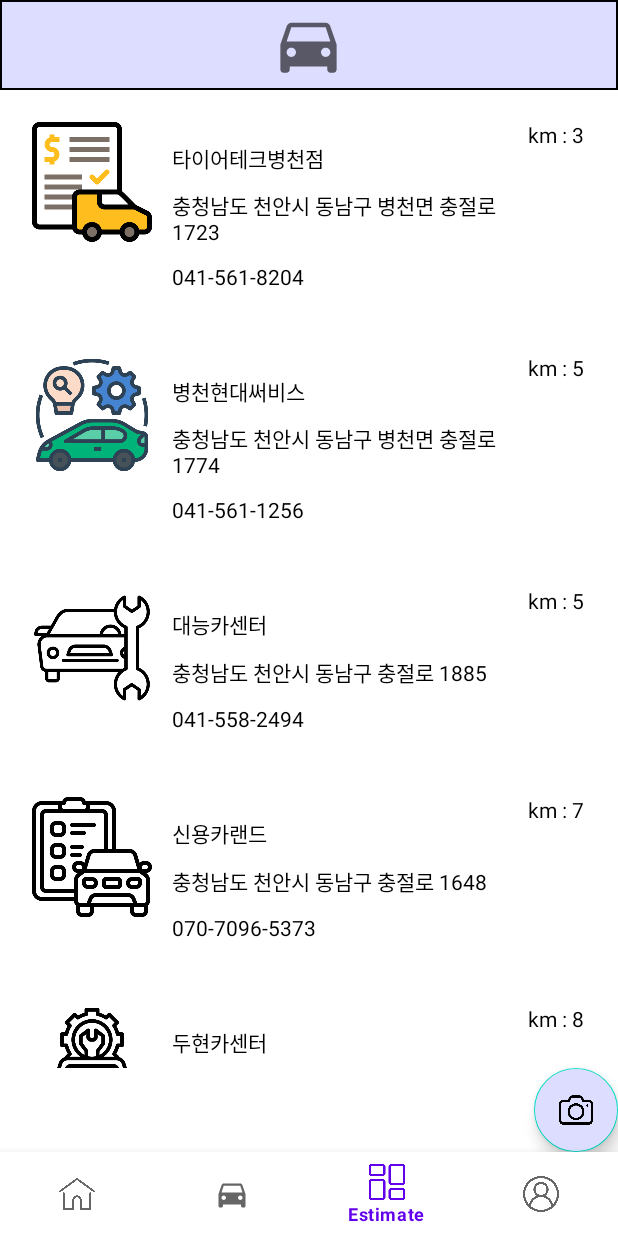
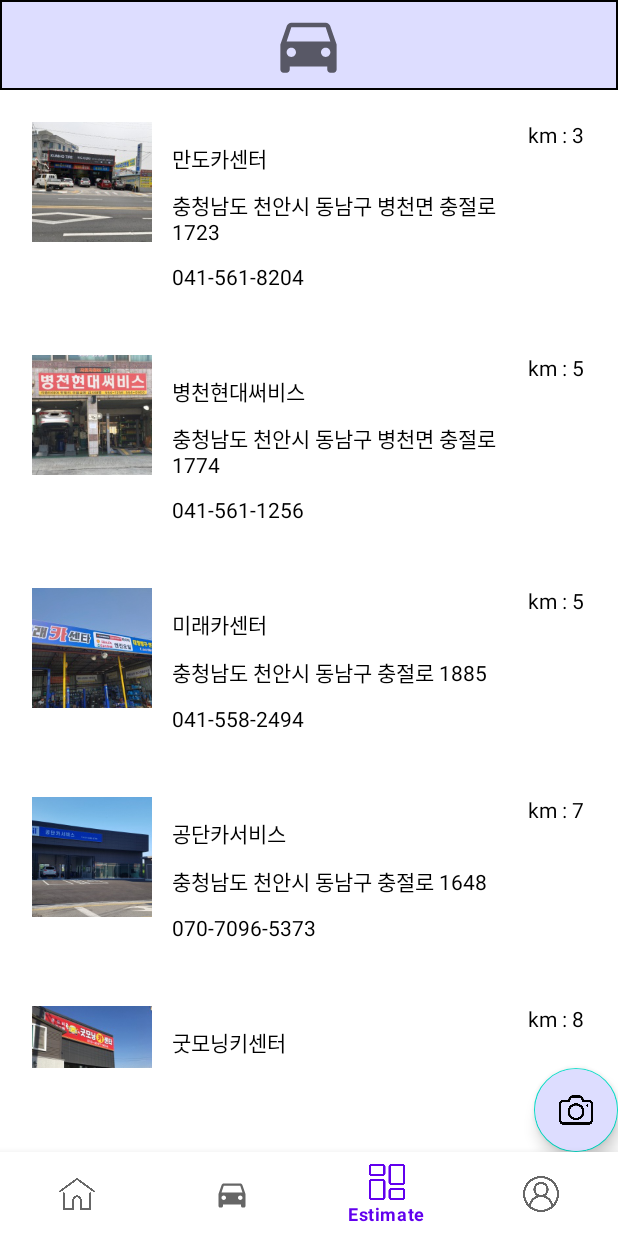
Before and after one commit to SonEunBi/CarFixer, an Android app: the screen it shows after launch (MainActivity), item 3 of the bottom bar chosen, on a phone screen of 412 x 824 dp. Run offline under Robolectric (Android 15) with nearby library versions, the light colour scheme and no system bars.

Commit message:
centerlist 사진 변경

```diff
--- a/app/src/main/java/com/example/vehicle1/ui/centerlist/CenterFragment.java
+++ b/app/src/main/java/com/example/vehicle1/ui/centerlist/CenterFragment.java
@@ -56,13 +56,13 @@ public class CenterFragment extends Fragment {
     private void initDataset() {
         //for Test
         center = new ArrayList<>();
-        center.add(new CenterList(R.drawable.carone, "타이어테크병천점", "041-561-8204", "충청남도 천안시 동남구 병천면 충절로 1723", "km : 3"));
+        center.add(new CenterList(R.drawable.carone, "만도카센터", "041-561-8204", "충청남도 천안시 동남구 병천면 충절로 1723", "km : 3"));
         center.add(new CenterList(R.drawable.cartwo, "병천현대써비스", "041-561-1256", "충청남도 천안시 동남구 병천면 충절로 1774", "km : 5"));
-        center.add(new CenterList(R.drawable.carthree, "대능카센터", "041-558-2494", "충청남도 천안시 동남구 충절로 1885", "km : 5"));
-        center.add(new CenterList(R.drawable.carfour, "신용카랜드", "070-7096-5373", "충청남도 천안시 동남구 충절로 1648", "km : 7"));
-        center.add(new CenterList(R.drawable.carfive, "두현카센터", "041-556-7874", "충청남도 천안시 동남구 병천면 병천1로 74", "km : 8"));
-        center.add(new CenterList(R.drawable.carsix, "제일카프라자", "041-561-0206", "충청남도 천안시 동남구 병천면 충절로 1580", "km : 11"));
-        center.add(new CenterList(R.drawable.carseven, "오륜대형카센터", " 041-536-7822", "충청남도 천안시 동남구 병천면 충절로 1300", "km : 17"));
+        center.add(new CenterList(R.drawable.carthree, "미래카센터", "041-558-2494", "충청남도 천안시 동남구 충절로 1885", "km : 5"));
+        center.add(new CenterList(R.drawable.carfour, "공단카서비스", "070-7096-5373", "충청남도 천안시 동남구 충절로 1648", "km : 7"));
+        center.add(new CenterList(R.drawable.carfive, "굿모닝키센터", "041-556-7874", "충청남도 천안시 동남구 병천면 병천1로 74", "km : 8"));
+        center.add(new CenterList(R.drawable.carsix, "해피카센타", "041-561-0206", "충청남도 천안시 동남구 병천면 충절로 1580", "km:11"));
+        center.add(new CenterList(R.drawable.carseven, "오륜대형카센터", " 041-536-7822", "충청남도 천안시 동남구 병천면 충절로 1300", "km:17"));
 
     }
 
```
Also changed, not shown: app/src/main/res/drawable/carfive.png, app/src/main/res/drawable/carfour.png, app/src/main/res/drawable/carone.png, app/src/main/res/drawable/carseven.png, app/src/main/res/drawable/carsix.png, app/src/main/res/drawable/carthree.png, app/src/main/res/drawable/cartwo.png.
